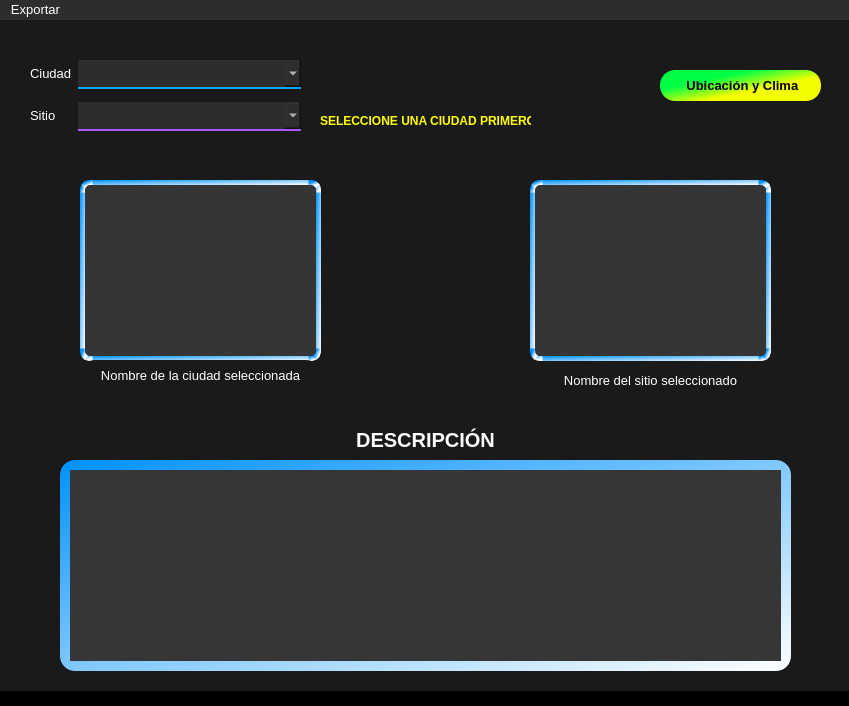
SergioR29/TurismoPlanning-Desktop, file vistas/verSitios.ui: the form before one commit.
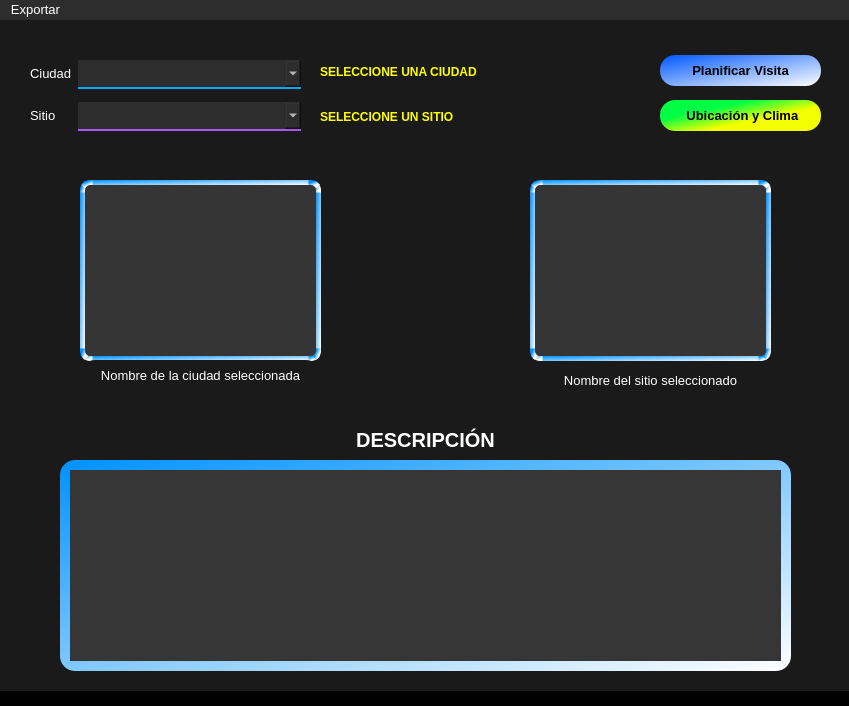
The form after the commit. Icons and pictures are not drawn.

The edit to the form file:
```diff
--- a/vistas/verSitios.ui
+++ b/vistas/verSitios.ui
@@ -329,11 +329,17 @@
      <property name="geometry">
       <rect>
        <x>320</x>
-       <y>90</y>
+       <y>45</y>
        <width>211</width>
        <height>21</height>
       </rect>
      </property>
+     <property name="sizePolicy">
+      <sizepolicy hsizetype="Expanding" vsizetype="Preferred">
+       <horstretch>0</horstretch>
+       <verstretch>0</verstretch>
+      </sizepolicy>
+     </property>
      <property name="font">
       <font>
        <bold>true</bold>
@@ -343,14 +349,17 @@
       <string notr="true">color: rgb(255, 255, 0);</string>
      </property>
      <property name="text">
-      <string>SELECCIONE UNA CIUDAD PRIMERO</string>
+      <string>SELECCIONE UNA CIUDAD</string>
+     </property>
+     <property name="alignment">
+      <set>Qt::AlignmentFlag::AlignLeading|Qt::AlignmentFlag::AlignLeft|Qt::AlignmentFlag::AlignTop</set>
      </property>
     </widget>
     <widget class="QPushButton" name="ubiClima_sitio">
      <property name="geometry">
       <rect>
        <x>660</x>
-       <y>50</y>
+       <y>80</y>
        <width>161</width>
        <height>31</height>
       </rect>
@@ -380,6 +389,70 @@
       </size>
      </property>
     </widget>
+    <widget class="QLabel" name="aviso_sitio">
+     <property name="geometry">
+      <rect>
+       <x>320</x>
+       <y>90</y>
+       <width>321</width>
+       <height>21</height>
+      </rect>
+     </property>
+     <property name="sizePolicy">
+      <sizepolicy hsizetype="Preferred" vsizetype="Preferred">
+       <horstretch>0</horstretch>
+       <verstretch>0</verstretch>
+      </sizepolicy>
+     </property>
+     <property name="font">
+      <font>
+       <bold>true</bold>
+      </font>
+     </property>
+     <property name="styleSheet">
+      <string notr="true">color: rgb(255, 255, 0);</string>
+     </property>
+     <property name="text">
+      <string>SELECCIONE UN SITIO</string>
+     </property>
+     <property name="alignment">
+      <set>Qt::AlignmentFlag::AlignLeading|Qt::AlignmentFlag::AlignLeft|Qt::AlignmentFlag::AlignTop</set>
+     </property>
+    </widget>
+    <widget class="QPushButton" name="planificar_visita">
+     <property name="geometry">
+      <rect>
+       <x>660</x>
+       <y>35</y>
+       <width>161</width>
+       <height>31</height>
+      </rect>
+     </property>
+     <property name="font">
+      <font>
+       <pointsize>10</pointsize>
+       <bold>true</bold>
+      </font>
+     </property>
+     <property name="styleSheet">
+      <string notr="true">border-radius:15px;
+background-color: qlineargradient(spread:pad, x1:0, y1:0, x2:1, y2:1, stop:0 rgba(0, 87, 255, 255), stop:1 rgba(255, 255, 255, 255));
+color:black;</string>
+     </property>
+     <property name="text">
+      <string>Planificar Visita</string>
+     </property>
+     <property name="icon">
+      <iconset>
+       <normaloff>../recursos/iconos/visita_turismo.png</normaloff>../recursos/iconos/visita_turismo.png</iconset>
+     </property>
+     <property name="iconSize">
+      <size>
+       <width>30</width>
+       <height>30</height>
+      </size>
+     </property>
+    </widget>
    </widget>
   </widget>
   <widget class="QMenuBar" name="menubar">
```
